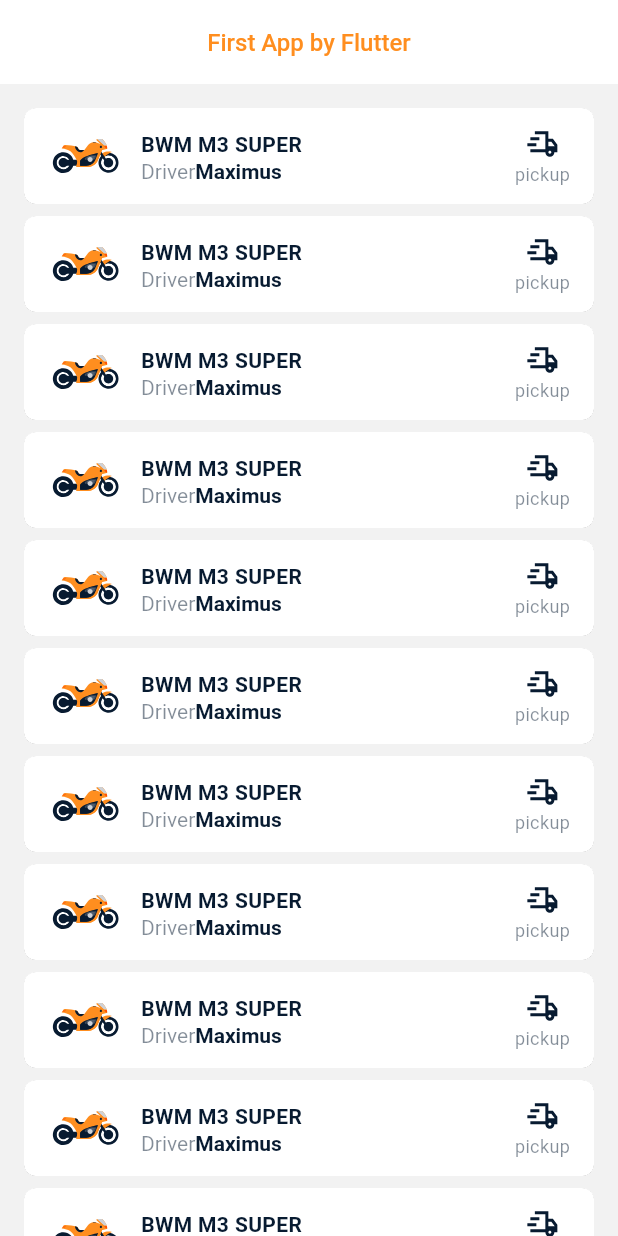
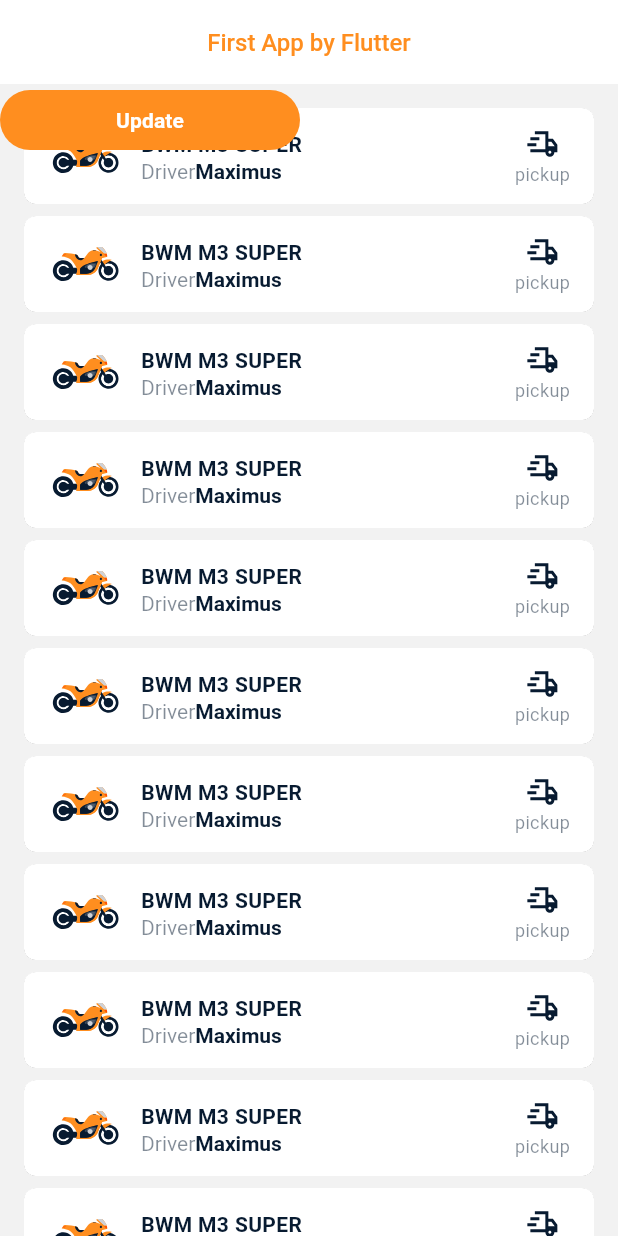
Before and after one commit to ArkHak/first_project_flutter, a Flutter app: the screen it shows after launch, on a phone screen of 412 x 824 dp. Run offline on Flutter 3.47's test engine with Material 3 defaults, Android fonts, the phone set to English and light mode, and no system bars; our stand-ins replace flutter_svg.

Commit message:
step 6  - create action button (accent_button.dart);

```diff
--- a/lib/design/dimensions.dart
+++ b/lib/design/dimensions.dart
@@ -9,7 +9,11 @@ const double fontSize12 = 12;
 const double fontSize14 = 14;
 const double fontSize16 = 16;
 
+const double width200 = 200;
+
 const double height8 = 8;
+const double height40 = 40;
 const double height64 = 64;
 
 const double radius8 = 8;
+const double radius20 = 20;
--- /dev/null
+++ b/lib/design/widgets/accent_button.dart
@@ -0,0 +1,34 @@
+import 'package:flutter/material.dart';
+
+import '../colors.dart';
+import '../dimensions.dart';
+
+class AccentButton extends StatelessWidget {
+  final String title;
+  final Function() onTap;
+
+  const AccentButton({super.key, required this.title, required this.onTap});
+
+  @override
+  Widget build(BuildContext context) {
+    return ElevatedButton(
+        onPressed: onTap,
+        style: ElevatedButton.styleFrom(
+            minimumSize: const Size(width200, height40),
+            maximumSize: const Size.fromHeight(height40),
+            backgroundColor: primaryColor,
+            elevation: elevation0,
+            shape: RoundedRectangleBorder(
+                borderRadius: BorderRadius.circular(radius20)),
+            padding: const EdgeInsets.only(left: padding16, right: padding16)),
+        child: Text(
+          maxLines: 1,
+          overflow: TextOverflow.ellipsis,
+          title,
+          style: const TextStyle(
+              color: surfaceColor,
+              fontSize: fontSize14,
+              fontWeight: FontWeight.w600),
+        ));
+  }
+}
--- a/lib/pages/vehicle/vehicle_list.dart
+++ b/lib/pages/vehicle/vehicle_list.dart
@@ -1,5 +1,6 @@
-import 'package:flutter/cupertino.dart';
+import 'package:flutter/material.dart';
 
+import '../../design/widgets/accent_button.dart';
 import '../../design/dimensions.dart';
 import 'vehicle_item.dart';
 
@@ -25,6 +26,6 @@ class VehicleList extends StatelessWidget {
   }
 
   Widget _updateButton() {
-    return Container();
+    return AccentButton(title: "Update", onTap: () {});
   }
 }
```
